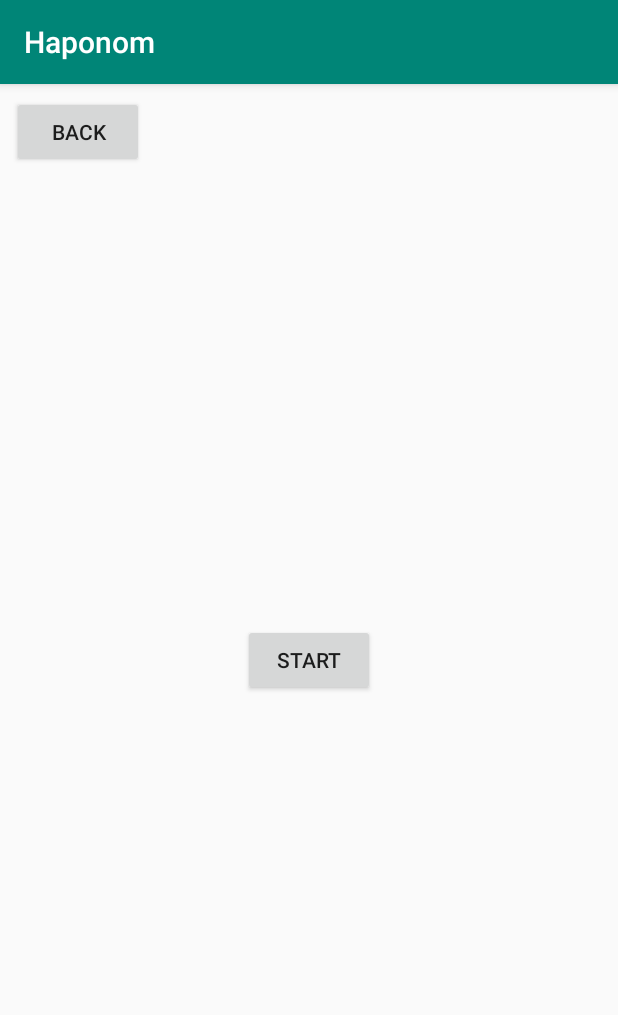
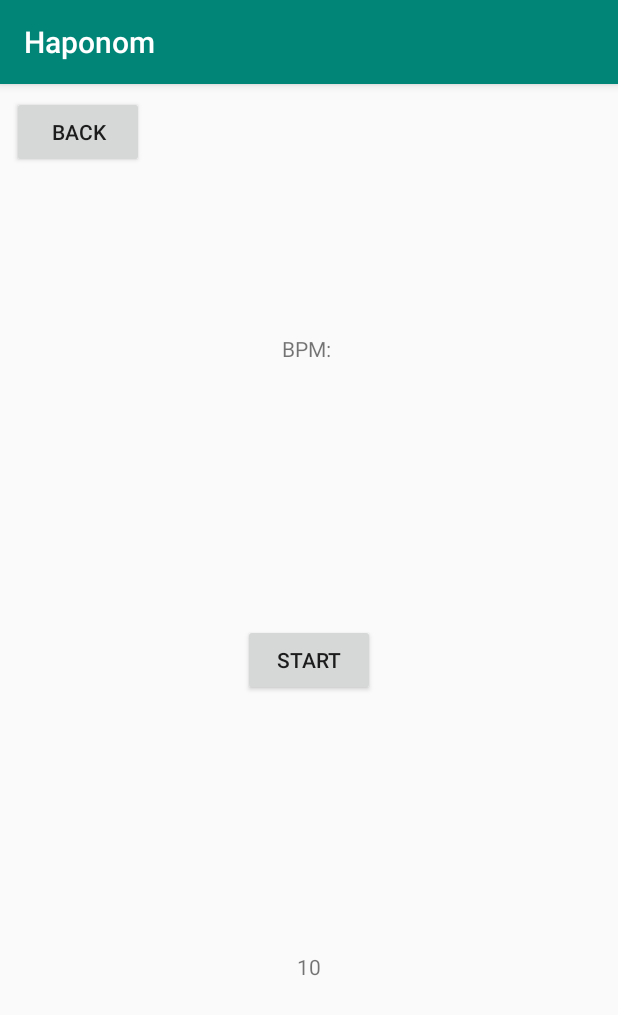
Before and after one commit to niklashedstrom/haponom, an Android app: the LegMechanicActivity screen opened directly, with no data from a screen before it, after a tap on "START", on a phone screen of 412 x 824 dp. Shown: the top 1015 px of the screen. Run offline under Robolectric (Android 15) with nearby library versions, the phone set to English and light mode, and no system bars; 1 statement that could not run was skipped.

Commit message:
Let's fix merge

```diff
--- /dev/null
+++ b/app/src/main/java/com/example/haponom/CountdownThread.java
@@ -0,0 +1,33 @@
+package com.example.haponom;
+
+public class CountdownThread extends Thread {
+    private LegMechanicMonitor legMechanicMonitor;
+    private int count = 10;
+    private  LegMechanicActivity activity;
+
+    public CountdownThread(LegMechanicMonitor legMechanicMonitor, LegMechanicActivity activity){
+        this.legMechanicMonitor = legMechanicMonitor;
+        this.activity = activity;
+    }
+
+    public void run(){
+        while(true){
+            try {
+                Thread.sleep(1000);
+                activity.runOnUiThread(new Runnable() {
+                    @Override
+                    public void run() {
+                        if (legMechanicMonitor.getCountdownCool()) {
+                            legMechanicMonitor.setCountdown(count);
+                            count--;
+                            LegMechanicActivity.countdown.setText(Integer.toString(count));
+                            if(count == 0) count = 10;
+                        }
+                    }
+                });
+            } catch (InterruptedException e){
+                e.printStackTrace();
+            }
+        }
+    }
+}
--- a/app/src/main/java/com/example/haponom/LegMechanicActivity.java
+++ b/app/src/main/java/com/example/haponom/LegMechanicActivity.java
@@ -15,6 +15,7 @@ import android.media.SoundPool;
 import android.os.Bundle;
 import android.os.Vibrator;
 import android.view.View;
+import android.widget.TextView;
 
 public class LegMechanicActivity extends AppCompatActivity implements SensorEventListener {
 
@@ -26,11 +27,18 @@ public class LegMechanicActivity extends AppCompatActivity implements SensorEven
     private MetronomeThread metronomeThread;
     private Vibrator vib;
     private SoundPool sound;
+    private CountdownThread countdownThread;
+    public static TextView countdown;
+    public static TextView bpmOnScreen;
+    private int count = 10;
 
     @Override
     protected void onCreate(Bundle savedInstanceState) {
         super.onCreate(savedInstanceState);
         setContentView(R.layout.activity_leg_mechanic_activity);
+
+        countdown = findViewById(R.id.countdown);
+        bpmOnScreen = findViewById(R.id.bpmOnScreen);
 
         vib = (Vibrator) getSystemService(Context.VIBRATOR_SERVICE);
 
@@ -53,16 +61,17 @@ public class LegMechanicActivity extends AppCompatActivity implements SensorEven
         monitor = new LegMechanicMonitor();
         metronomeMonitor = new MetronomeMonitor();
 
-        sch = new StepCounterHandler(monitor, metronomeMonitor);
+        sch = new StepCounterHandler(monitor, metronomeMonitor, this);
         metronomeThread = new MetronomeThread(metronomeMonitor, vib, sound, cameraManager, this);
+        countdownThread = new CountdownThread(monitor, this);
         sch.start();
         metronomeThread.start();
+        countdownThread.start();
     }
 
     public void backToMain(View view){
         Intent intent = new Intent(this, MainActivity.class);
         startActivity(intent);
-
     }
 
     public void startLegButton(View view){
--- a/app/src/main/java/com/example/haponom/LegMechanicMonitor.java
+++ b/app/src/main/java/com/example/haponom/LegMechanicMonitor.java
@@ -5,6 +5,8 @@ public class LegMechanicMonitor {
     private int bpm = 0;
     private int nbrSteps = 0;
     private boolean isPressed = false;
+    private boolean countBool = false;
+    private int count = 10;
 
     public LegMechanicMonitor(){
 
@@ -25,18 +27,35 @@ public class LegMechanicMonitor {
 
     public synchronized void setBPM(int bpm){
         this.bpm = bpm;
-        System.out.println("BPM: " + bpm);
     }
-
 
     public synchronized boolean startLeg(){
         if(isPressed){
-            isPressed = false;
+            //isPressed = false;
             return true;
         }
         return false;
     }
 
+    public synchronized void done(){
+        isPressed = false;
+    }
 
+    public synchronized void setCountdownBool(boolean count){
+        System.out.println(count + "---------------------");
+        countBool = count;
+    }
+
+    public synchronized boolean getCountdownCool(){
+        return countBool;
+    }
+
+    public synchronized void setCountdown(int count){
+        this.count = count;
+    }
+
+    public synchronized int getCountdown(){
+        return count;
+    }
 
 }
--- a/app/src/main/java/com/example/haponom/StepCounterHandler.java
+++ b/app/src/main/java/com/example/haponom/StepCounterHandler.java
@@ -4,24 +4,38 @@ package com.example.haponom;
 public class StepCounterHandler extends Thread {
     LegMechanicMonitor lma;
     MetronomeMonitor metronome;
+    LegMechanicActivity activity;
+    private int bpm;
 
-    public StepCounterHandler(LegMechanicMonitor lma, MetronomeMonitor metronome){
+    public StepCounterHandler(LegMechanicMonitor lma, MetronomeMonitor metronome, LegMechanicActivity activity){
         this.lma = lma;
         this.metronome = metronome;
+        this.activity = activity;
     }
 
     public void run(){
         while(true){ {
                 try {
                     if(lma.startLeg()) {
+                        System.out.println("Reached...................");
+                        lma.setCountdownBool(true);
                         int startSteps = lma.getSteps();
                         Thread.sleep(10000);
                         int resSteps = lma.getSteps() - startSteps;
-                        int bpm = resSteps * 6;
+                        bpm = resSteps * 6;
                         lma.setBPM(bpm);
                         metronome.setBPM(bpm);
                         metronome.setBool();
                         metronome.start();
+                        lma.done();
+                        lma.setCountdownBool(false);
+                        activity.runOnUiThread(new Runnable() {
+                            @Override
+                            public void run() {
+                                LegMechanicActivity.bpmOnScreen.setText("BPM: " + bpm);
+                            }
+                        });
+
                     }
                 } catch (InterruptedException e) {
                     e.printStackTrace();
--- a/app/src/main/res/layout/activity_leg_mechanic_activity.xml
+++ b/app/src/main/res/layout/activity_leg_mechanic_activity.xml
@@ -34,4 +34,31 @@
         android:text="Back"
         app:layout_constraintStart_toStartOf="parent"
         app:layout_constraintTop_toTopOf="parent" />
+
+    <TextView
+        android:id="@+id/countdown"
+        android:layout_width="wrap_content"
+        android:layout_height="wrap_content"
+        android:layout_marginStart="8dp"
+        android:layout_marginTop="8dp"
+        android:layout_marginEnd="8dp"
+        android:layout_marginBottom="8dp"
+        android:text="10"
+        app:layout_constraintBottom_toBottomOf="parent"
+        app:layout_constraintEnd_toEndOf="parent"
+        app:layout_constraintStart_toStartOf="parent"
+        app:layout_constraintTop_toBottomOf="@+id/Start" />
+
+    <TextView
+        android:id="@+id/bpmOnScreen"
+        android:layout_width="wrap_content"
+        android:layout_height="wrap_content"
+        android:layout_marginStart="8dp"
+        android:layout_marginEnd="8dp"
+        android:layout_marginBottom="8dp"
+        android:text="BPM: "
+        app:layout_constraintBottom_toTopOf="@+id/Start"
+        app:layout_constraintEnd_toEndOf="parent"
+        app:layout_constraintStart_toStartOf="parent"
+        app:layout_constraintTop_toTopOf="parent" />
 </androidx.constraintlayout.widget.ConstraintLayout>
```
Also changed, not shown: app/src/main/java/com/example/haponom/MainActivity.java (+9 -2 lines), app/src/main/java/com/example/haponom/MetronomeThread.java (line endings or trailing spaces).
